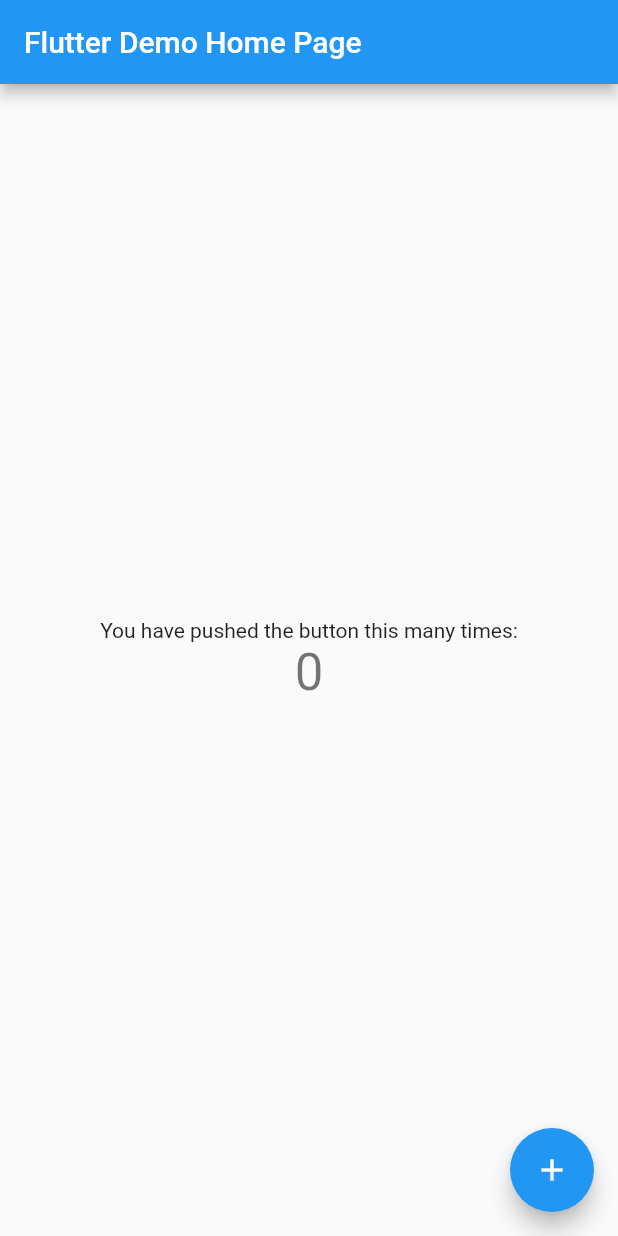
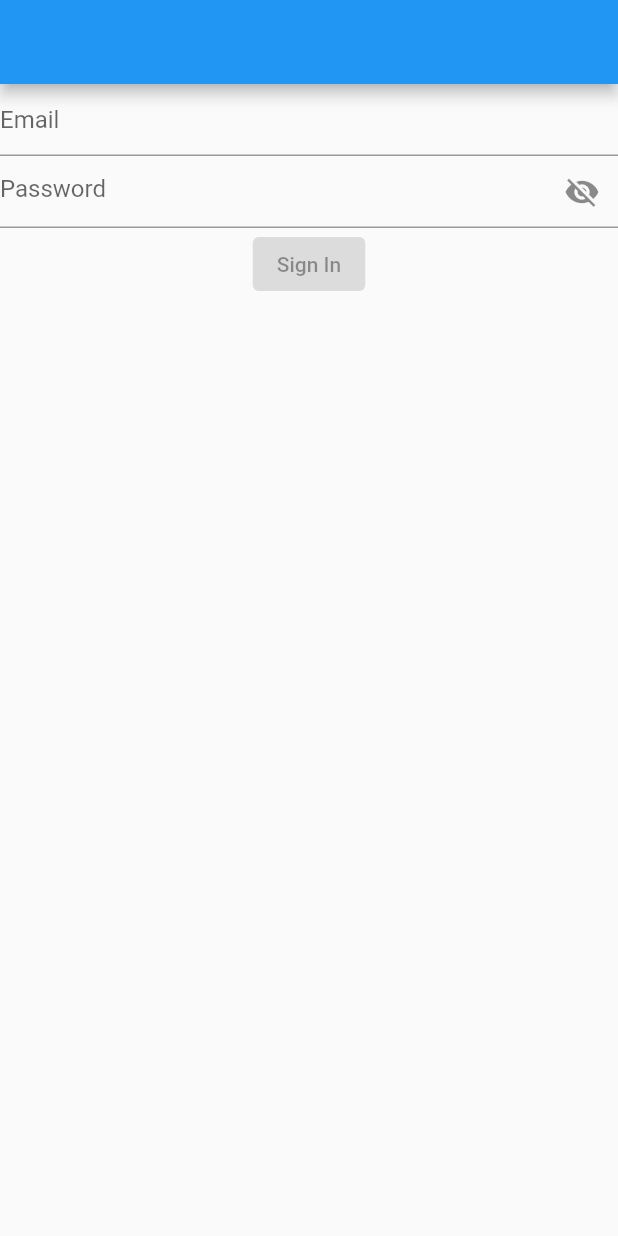
Before and after one commit to EricFrancischett/breaking_info, a Flutter app: the screen it shows after launch, on a phone screen of 412 x 824 dp. Run offline on Flutter 3.47's test engine with Material 2 defaults, Android fonts, the phone set to English and light mode, and no system bars; our stand-ins replace dio, flutter_mobx, flutter_modular, mobx; generated files the repository leaves out were written again.

Commit message:
login_page created

```diff
--- /dev/null
+++ b/lib/app_widget.dart
@@ -0,0 +1,17 @@
+import 'package:flutter/material.dart';
+import 'package:flutter_modular/flutter_modular.dart';
+import 'features/login/view/page/login_page.dart';
+
+class AppWidget extends StatelessWidget {
+  const AppWidget({Key? key}) : super(key: key);
+
+  @override
+  Widget build(BuildContext context) {
+    return MaterialApp.router(
+      debugShowCheckedModeBanner: false,
+      routeInformationParser: Modular.routeInformationParser,
+      routerDelegate: Modular.routerDelegate,
+      title: 'Flutter Demo',
+    );
+  }
+}
--- /dev/null
+++ b/lib/core/adapters/remote_client/remote_client_error.dart
@@ -0,0 +1,3 @@
+enum RemoteClientError {
+  badRequest, unknown
+}
--- /dev/null
+++ b/lib/features/login/data/login_error.dart
@@ -0,0 +1,3 @@
+enum LoginError {
+  invalidCredentials, apiError, unknown
+}
--- /dev/null
+++ b/lib/features/login/domain/entities/user_entity.dart
@@ -0,0 +1,27 @@
+class UserEntity {
+  String? firstName;
+  String? lastName;
+  String? email;
+  String? token;
+  String? password;
+
+  UserEntity(
+      {this.firstName, this.lastName, this.token, this.email, this.password});
+
+  factory UserEntity.fromMap(Map<String, dynamic> map) {
+    return UserEntity(
+        firstName: map["first_name"],
+        lastName: map["last_name"],
+        email: map["email"],
+        token: map["token"]);
+  }
+
+  Map<String, dynamic> toMap(UserEntity entity) {
+    return {
+      "first_name": entity.firstName,
+      "last_name": entity.lastName,
+      "email": entity.email,
+      "password": entity.password
+    };
+  }
+}
--- /dev/null
+++ b/lib/features/login/view/page/login_page.dart
@@ -0,0 +1,69 @@
+import 'package:breaking_info/core/generics/resource.dart';
+import 'package:breaking_info/features/login/view/controller/login_controller.dart';
+import 'package:flutter/material.dart';
+import 'package:flutter_modular/flutter_modular.dart';
+import 'package:flutter_mobx/flutter_mobx.dart';
+
+class LoginPage extends StatelessWidget {
+  final _controller = Modular.get<LoginController>();
+  LoginPage({Key? key}) : super(key: key);
+
+  @override
+  Widget build(BuildContext context) {
+    return SafeArea(
+      child: Scaffold(
+        appBar: AppBar(),
+        body: Column(
+          children: [
+            Observer(builder: (_) {
+              return TextField(
+                decoration: InputDecoration(hintText: "Email"),
+                onChanged: _controller.changeEmail,
+              );
+            }),
+            Observer(builder: (_) {
+              return TextField(
+                obscureText: !_controller.isPasswordVisible,
+                decoration: InputDecoration(
+                  hintText: "Password",
+                  suffixIcon: IconButton(
+                    icon: _controller.isPasswordVisible
+                        ? const Icon(
+                            Icons.visibility,
+                          )
+                        : const Icon(
+                            Icons.visibility_off,
+                          ),
+                    onPressed: _controller.changePasswordVisibility,
+                  ),
+                ),
+                onChanged: _controller.changePassword,
+              );
+            }),
+            Observer(builder: (_) {
+              return ElevatedButton(
+                onPressed: _controller.areCredentialsValid
+                    ? () async {
+                        _controller.setButtonToLoadingStatus();
+                        final resource = await _controller.loginUser();
+
+                        if (resource.hasError) {
+                          //TO DO: DEAL WITH IT
+                          debugPrint("DEU RUIM PORRA");
+                        }
+
+                        if (resource.status == Status.success) {
+                          // await Modular.to.pushNamed('/register/');
+                          debugPrint("DEU BOM PORRA");
+                        }
+                      }
+                    : null,
+                child: const Text("Sign In"),
+              );
+            })
+          ],
+        ),
+      ),
+    );
+  }
+}
--- a/lib/main.dart
+++ b/lib/main.dart
@@ -1,115 +1,13 @@
+import 'package:breaking_info/app_module.dart';
+import 'package:breaking_info/app_widget.dart';
 import 'package:flutter/material.dart';
+import 'package:flutter_modular/flutter_modular.dart';
 
 void main() {
-  runApp(const MyApp());
+  runApp(
+    ModularApp(
+      module: AppModule(),
+      child: const AppWidget(),
+    ),
+  );
 }
-
-class MyApp extends StatelessWidget {
-  const MyApp({Key? key}) : super(key: key);
-
-  // This widget is the root of your application.
-  @override
-  Widget build(BuildContext context) {
-    return MaterialApp(
-      title: 'Flutter Demo',
-      theme: ThemeData(
-        // This is the theme of your application.
-        //
-        // Try running your application with "flutter run". You'll see the
-        // application has a blue toolbar. Then, without quitting the app, try
-        // changing the primarySwatch below to Colors.green and then invoke
-        // "hot reload" (press "r" in the console where you ran "flutter run",
-        // or simply save your changes to "hot reload" in a Flutter IDE).
-        // Notice that the counter didn't reset back to zero; the application
-        // is not restarted.
-        primarySwatch: Colors.blue,
-      ),
-      home: const MyHomePage(title: 'Flutter Demo Home Page'),
-    );
-  }
-}
-
-class MyHomePage extends StatefulWidget {
-  const MyHomePage({Key? key, required this.title}) : super(key: key);
-
-  // This widget is the home page of your application. It is stateful, meaning
-  // that it has a State object (defined below) that contains fields that affect
-  // how it looks.
-
-  // This class is the configuration for the state. It holds the values (in this
-  // case the title) provided by the parent (in this case the App widget) and
-  // used by the build method of the State. Fields in a Widget subclass are
-  // always marked "final".
-
-  final String title;
-
-  @override
-  State<MyHomePage> createState() => _MyHomePageState();
-}
-
-class _MyHomePageState extends State<MyHomePage> {
-  int _counter = 0;
-
-  void _incrementCounter() {
-    setState(() {
-      // This call to setState tells the Flutter framework that something has
-      // changed in this State, which causes it to rerun the build method below
-      // so that the display can reflect the updated values. If we changed
-      // _counter without calling setState(), then the build method would not be
-      // called again, and so nothing would appear to happen.
-      _counter++;
-    });
-  }
-
-  @override
-  Widget build(BuildContext context) {
-    // This method is rerun every time setState is called, for instance as done
-    // by the _incrementCounter method above.
-    //
-    // The Flutter framework has been optimized to make rerunning build methods
-    // fast, so that you can just rebuild anything that needs updating rather
-    // than having to individually change instances of widgets.
-    return Scaffold(
-      appBar: AppBar(
-        // Here we take the value from the MyHomePage object that was created by
-        // the App.build method, and use it to set our appbar title.
-        title: Text(widget.title),
-      ),
-      body: Center(
-        // Center is a layout widget. It takes a single child and positions it
-        // in the middle of the parent.
-        child: Column(
-          // Column is also a layout widget. It takes a list of children and
-          // arranges them vertically. By default, it sizes itself to fit its
-          // children horizontally, and tries to be as tall as its parent.
-          //
-          // Invoke "debug painting" (press "p" in the console, choose the
-          // "Toggle Debug Paint" action from the Flutter Inspector in Android
-          // Studio, or the "Toggle Debug Paint" command in Visual Studio Code)
-          // to see the wireframe for each widget.
-          //
-          // Column has various properties to control how it sizes itself and
-          // how it positions its children. Here we use mainAxisAlignment to
-          // center the children vertically; the main axis here is the vertical
-          // axis because Columns are vertical (the cross axis would be
-          // horizontal).
-          mainAxisAlignment: MainAxisAlignment.center,
-          children: <Widget>[
-            const Text(
-              'You have pushed the button this many times:',
-            ),
-            Text(
-              '$_counter',
-              style: Theme.of(context).textTheme.headline4,
-            ),
-          ],
-        ),
-      ),
-      floatingActionButton: FloatingActionButton(
-        onPressed: _incrementCounter,
-        tooltip: 'Increment',
-        child: const Icon(Icons.add),
-      ), // This trailing comma makes auto-formatting nicer for build methods.
-    );
-  }
-}
```
Also changed, not shown: lib/app_module.dart (added, +20 -0 lines), lib/core/adapters/remote_client/remote_client.dart (added, +45 -0 lines), lib/core/constans/auth_api_routes.dart (added, +7 -0 lines), lib/core/constans/breaking_bad_api_routes.dart (added, +8 -0 lines), lib/core/generics/api_response.dart (added, +7 -0 lines), lib/core/generics/resource.dart (added, +13 -0 lines), lib/features/login/data/data_sources/login_remote_data_source.dart (added, +27 -0 lines), lib/features/login/data/repositories/login_repository.dart (added, +27 -0 lines), lib/features/login/domain/use_cases/login_with_credentials_use_case.dart (added, +25 -0 lines), lib/features/login/login_module.dart (added, +23 -0 lines), lib/features/login/view/controller/login_controller.dart (added, +60 -0 lines), pubspec.yaml (+11 -0 lines), lib/features/login/view/controller/login_controller.g.dart (added), pubspec.lock, 1 other file.
